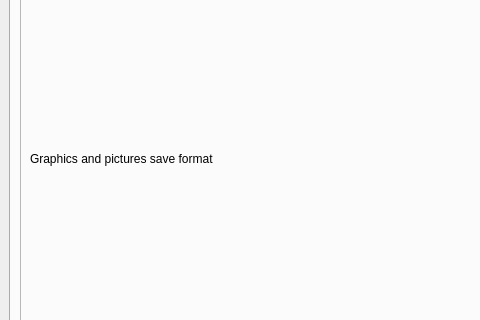
Qt form python_interface/uis/preferences.ui (cbgp/diyabc) before a commit; both pictures show x 0 to 480 and y 193 to 513 of the 1000 by 750 pixel window.
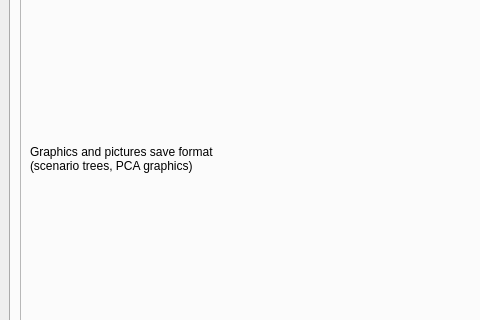
The same form after that commit.

Commit message: preference draw PCA graphics

Diff of the .ui file:
```diff
--- a/python_interface/uis/preferences.ui
+++ b/python_interface/uis/preferences.ui
@@ -1112,7 +1112,8 @@
            <item>
             <widget class="QLabel" name="label_3">
              <property name="text">
-              <string>Graphics and pictures save format</string>
+              <string>Graphics and pictures save format
+(scenario trees, PCA graphics)</string>
              </property>
             </widget>
            </item>
```
The commit also changes 3 other files.
